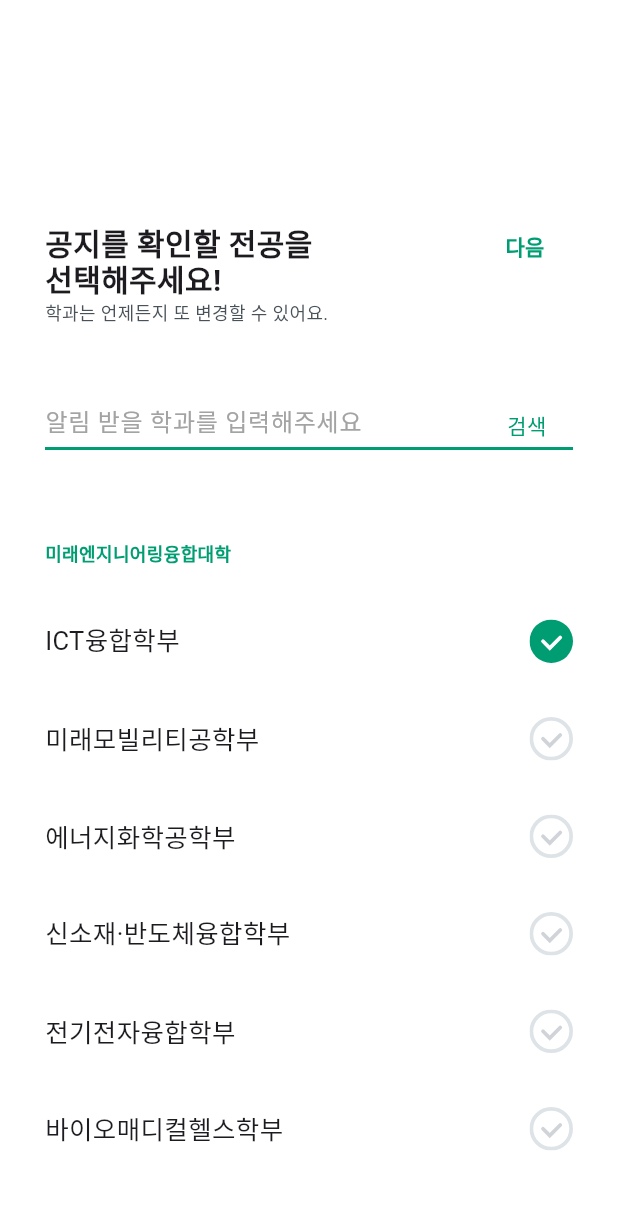
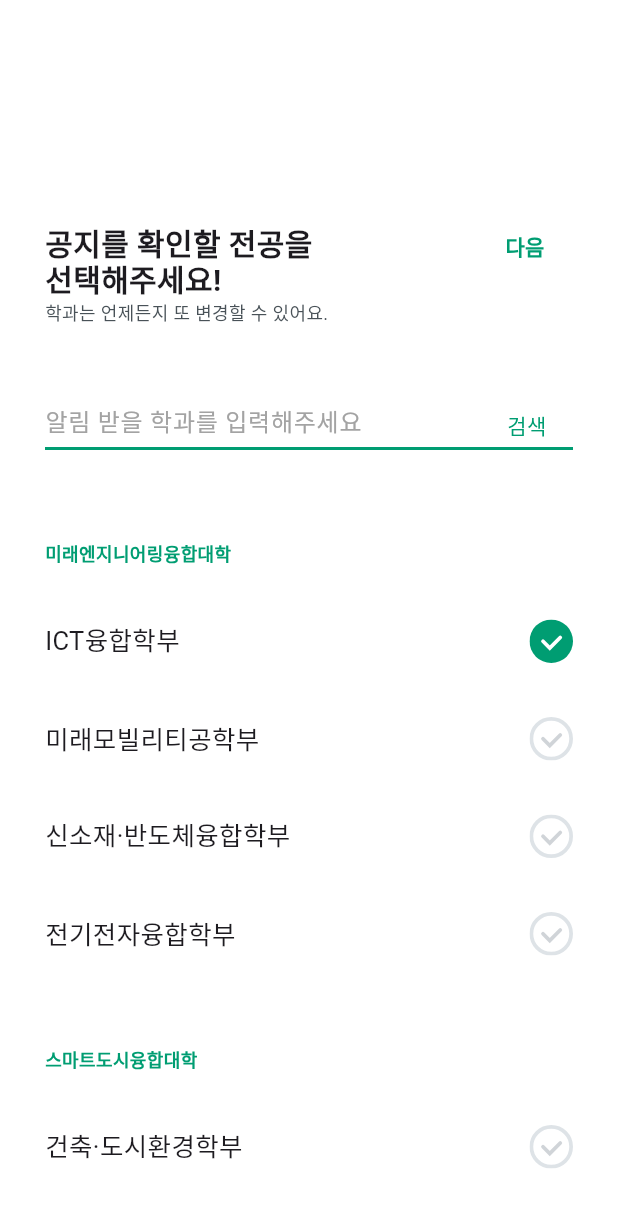
Before and after one commit to AlarmU-Ulsan/ios, a Flutter app: the InitSelectPage1 screen opened directly, after a tap on an icon or button, on a phone screen of 412 x 824 dp. Shown: the top 1207 px of the screen. Run offline on Flutter 3.47's test engine with Material 3 defaults, Android fonts, the phone set to English and light mode, and no system bars; our stand-ins replace device_info_plus, firebase_core, firebase_messaging, flutter_local_notifications, flutter_svg, shared_preferences and 1 more; accounts and stored records are empty.

Commit message:
알림it_1.0.1 [오류 수정: 1. 초기화문제 2. 알림전공 수정 3. 알림 상태 전달]

```diff
--- a/lib/init_selecet_page.dart
+++ b/lib/init_selecet_page.dart
@@ -20,13 +20,20 @@ class _InitSelectPage1State extends State<InitSelectPage1>{
   final List<String> _isSelectedList = [];
 
   final Map<String, List<String>> majorMap = {
-    "미래엔지니어링융합대학": ["ICT융합학부", '미래모빌리티공학부','에너지화학공학부','신소재·반도체융합학부','전기전자융합학부','바이오매디컬헬스학부'],
-    '스마트도시융합대학': ['건축·도시환경학부','디자인융합학부','스포츠과학부'],
-    '경영·공공정책대학': ['공공인재학부','경영경제융합학부'],
-    '인문예술대학': ['글로벌인문학부','예술학부'],
-    '의과대학':['의예과[의학과]','간호학과'],
-    '아산아너스칼리지':['자율전공학부'],
-    '울산대학교':['SW사업단','U-STAR'],
+    "미래엔지니어링융합대학": [
+      "ICT융합학부",
+      '미래모빌리티공학부',
+      //'에너지화학공학부',
+      '신소재·반도체융합학부',
+      '전기전자융합학부',
+      //'바이오매디컬헬스학부'
+    ],
+    '스마트도시융합대학': ['건축·도시환경학부', '디자인융합학부', '스포츠과학부'],
+    '경영·공공정책대학': ['경영경제융합학부'],
+    '인문예술대학': ['글로벌인문학부', '예술학부'],
+    //'의과대학': ['의예과[의학과]', '간호학과'],
+    '아산아너스칼리지': ['자율전공학부'],
+    //'울산대학교': ['SW사업단', 'U-STAR'],
     "IT융합학부": ["IT융합전공", "AI융합전공"],
   };
 
```
